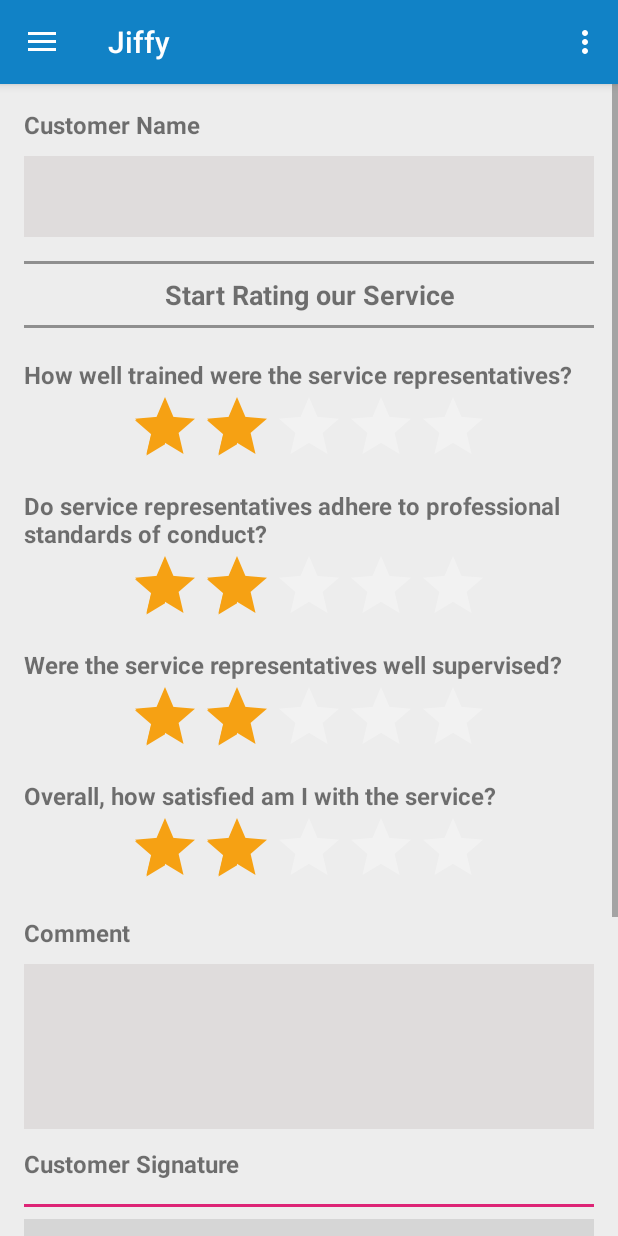
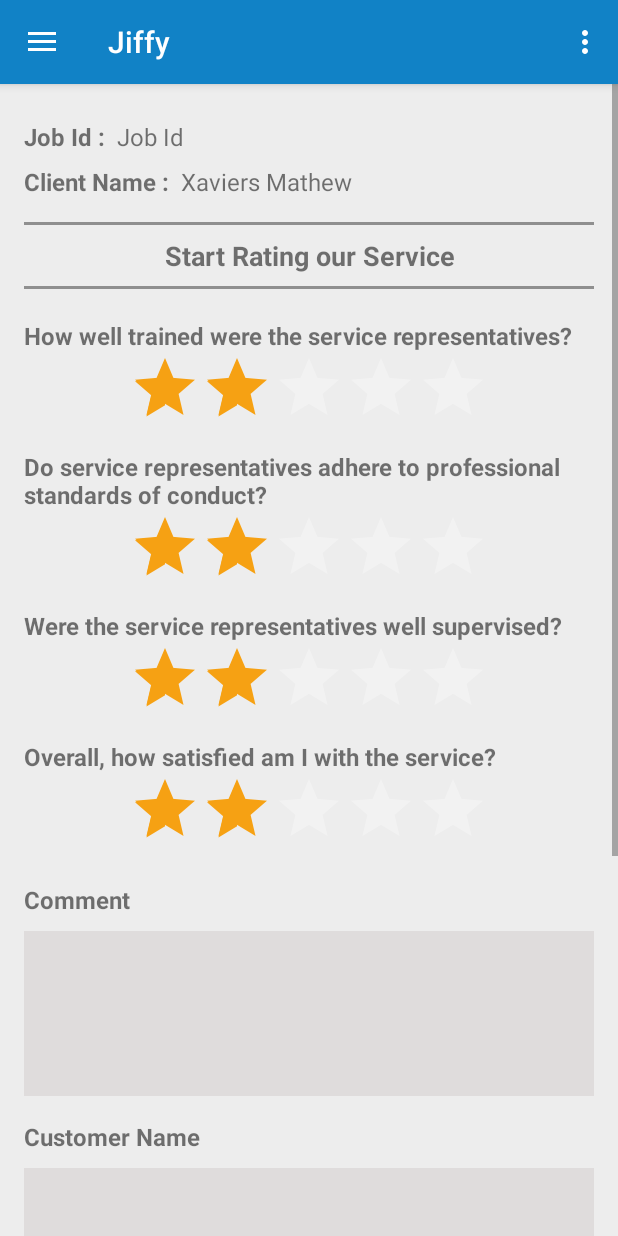
Before and after one commit to SumanBandopadhyay/IntelligentSurveyManagement, an Android app: the fragment CustomerSignOffFragment placed in its activity, on a phone screen of 412 x 824 dp. Run offline under Robolectric (Android 15) with nearby library versions, the phone set to English and light mode, and no system bars; our stand-ins replace Room's generated code, RxJava; libraries missing offline, so code that uses them is left out: android.arch.persistence, com.github.gcacace.signaturepad; plain views replace SignaturePad; 12 statements that could not run were skipped; grey boxes are pictures that could not be loaded.

Commit message:
Author: Poulami Bhose Time: 25-8-2018 04:40AM Description: Changes Implemented

```diff
--- a/app/src/main/java/intelligentsurveymanagement/fragments/CustomerSignOffFragment.java
+++ b/app/src/main/java/intelligentsurveymanagement/fragments/CustomerSignOffFragment.java
@@ -19,6 +19,7 @@ import android.widget.Button;
 import android.widget.EditText;
 import android.widget.FrameLayout;
 import android.widget.RatingBar;
+import android.widget.TextView;
 import android.widget.Toast;
 
 import com.example.suman.intelligentsurveymanagement.R;
@@ -50,6 +51,8 @@ public class CustomerSignOffFragment extends Fragment {
 
     //private OnFragmentInteractionListener mListener;
 
+    private TextView txtFormId;
+    private TextView txtClientName;
     private EditText edtCustomerName;
     private SignaturePad signaturePad;
     private RatingBar rbWellTrainedEngg;
@@ -187,7 +190,7 @@ public class CustomerSignOffFragment extends Fragment {
 
                 builder.show();
 
-                emailSend();
+                //emailSend();
 
                 //Toast.makeText(getActivity(),"Data submitted successfully !",Toast.LENGTH_LONG).show();
             }
@@ -219,6 +222,8 @@ public class CustomerSignOffFragment extends Fragment {
     }
 
     private void loadDBData() {
+        txtFormId.setText(Integer.toString(DigitalFormActivity.SELECTEDFORM.getFormid()));
+        txtClientName.setText(DigitalFormActivity.SELECTEDFORM.getClientName());
         edtCustomerName.setText(DigitalFormActivity.SELECTEDFORM.getCustomerName());
         if (DigitalFormActivity.SELECTEDFORM.getCustomerSignature() != null) {
             signaturePad.setSignatureBitmap(BitmapFactory.decodeByteArray(DigitalFormActivity.SELECTEDFORM.getCustomerSignature(), 0, DigitalFormActivity.SELECTEDFORM.getCustomerSignature().length));
@@ -231,6 +236,8 @@ public class CustomerSignOffFragment extends Fragment {
     }
 
     private void initializeViews(View view) {
+        txtFormId = (TextView) view.findViewById(R.id.job_id);
+        txtClientName = (TextView) view.findViewById(R.id.txt_client_name);
         edtCustomerName = (EditText) view.findViewById(R.id.edt_customer_name);
         signaturePad = (SignaturePad) view.findViewById(R.id.signature_pad);
         rbWellTrainedEngg = (RatingBar) view.findViewById(R.id.rb_well_trained_engineer);
--- a/app/src/main/java/intelligentsurveymanagement/fragments/SentJobDetailsFragment.java
+++ b/app/src/main/java/intelligentsurveymanagement/fragments/SentJobDetailsFragment.java
@@ -33,7 +33,7 @@ public class SentJobDetailsFragment extends Fragment {
     private TextView txtSentJobId;
     private TextView txtSentClientName;
     private TextView txtSentJobTitle;
-    private TextView txtSentDate;
+    //private TextView txtSentDate;
     private TextView txtSentJobDescription;
     private TextView txtSentInspector;
     private TextView txtSentLocation;
@@ -74,7 +74,7 @@ public class SentJobDetailsFragment extends Fragment {
         txtSentJobId = (TextView) view.findViewById(R.id.sent_job_id);
         txtSentClientName = (TextView)view.findViewById(R.id.sent_client_name);
         txtSentJobTitle = (TextView)view.findViewById(R.id.sent_job_title);
-        txtSentDate = (TextView)view.findViewById(R.id.sent_date);
+        //txtSentDate = (TextView)view.findViewById(R.id.sent_date);
         txtSentJobDescription = (TextView)view.findViewById(R.id.sent_description);
         txtSentInspector = (TextView)view.findViewById(R.id.sent_inspector);
         txtSentLocation = (TextView)view.findViewById(R.id.sent_address);
@@ -99,7 +99,7 @@ public class SentJobDetailsFragment extends Fragment {
         txtSentJobId.setText(Integer.toString(DigitalFormActivity.SELECTEDFORM.getFormid()));
         txtSentClientName.setText(DigitalFormActivity.SELECTEDFORM.getClientName());
         txtSentJobTitle.setText(DigitalFormActivity.SELECTEDFORM.getProject());
-        txtSentDate.setText(DigitalFormActivity.SELECTEDFORM.getDateTime());
+        //txtSentDate.setText(DigitalFormActivity.SELECTEDFORM.getDateTime());
         txtSentJobDescription.setText(DigitalFormActivity.SELECTEDFORM.getJobDescription());
         txtSentInspector.setText(DigitalFormActivity.SELECTEDFORM.getInspector());
         txtSentLocation.setText(DigitalFormActivity.SELECTEDFORM.getJobLocation());
--- a/app/src/main/java/intelligentsurveymanagement/utils/DatabaseInitializer.java
+++ b/app/src/main/java/intelligentsurveymanagement/utils/DatabaseInitializer.java
@@ -113,7 +113,7 @@ public class DatabaseInitializer {
     private static void populateWithTestData(AppDatabase db) {
         Form form = new Form();
         form.setFormid(1001);
-        form.setClientName("Albert Einstein");
+        form.setClientName("Albert Brown");
         form.setProject("Maintenance on building");
         form.setFormStatus(DigitalFormActivity.INBOX);
         addForm(db, form);
@@ -125,20 +125,50 @@ public class DatabaseInitializer {
         addForm(db, form);
         form = new Form();
         form.setFormid(1003);
-        form.setClientName("Galileo Galilei");
+        form.setClientName("Genny Smith");
         form.setProject("Monthly maintenance in Electricity wiring");
         form.setFormStatus(DigitalFormActivity.INBOX);
         addForm(db, form);
         form = new Form();
         form.setFormid(1004);
-        form.setClientName("C.V. Raman");
+        form.setClientName("Celina Jones");
         form.setProject("Glass door instalment");
         form.setFormStatus(DigitalFormActivity.INBOX);
         addForm(db, form);
         form = new Form();
         form.setFormid(1005);
-        form.setClientName("Isaac Newton");
+        form.setClientName("Isaac Jones");
         form.setProject("Lab Setup");
+        form.setFormStatus(DigitalFormActivity.INBOX);
+        addForm(db, form);
+        form = new Form();
+        form.setFormid(1006);
+        form.setClientName("Alex Gomes");
+        form.setProject("Staircase Repairing");
+        form.setFormStatus(DigitalFormActivity.INBOX);
+        addForm(db, form);
+        form = new Form();
+        form.setFormid(1007);
+        form.setClientName("David Williams");
+        form.setProject("Drainage pipe Blockage");
+        form.setFormStatus(DigitalFormActivity.INBOX);
+        addForm(db, form);
+        form = new Form();
+        form.setFormid(1008);
+        form.setClientName("Eliza Gomes");
+        form.setProject("Earthing Maintenance");
+        form.setFormStatus(DigitalFormActivity.INBOX);
+        addForm(db, form);
+        form = new Form();
+        form.setFormid(1009);
+        form.setClientName("Terrence Warton");
+        form.setProject("Playground Maintenance");
+        form.setFormStatus(DigitalFormActivity.INBOX);
+        addForm(db, form);
+        form = new Form();
+        form.setFormid(1010);
+        form.setClientName("Philip Taylor");
+        form.setProject("Community Hall Renovation");
         form.setFormStatus(DigitalFormActivity.INBOX);
         addForm(db, form);
 
--- a/app/src/main/res/layout/fragment_customer_sign_off.xml
+++ b/app/src/main/res/layout/fragment_customer_sign_off.xml
@@ -18,27 +18,70 @@
             android:paddingLeft="16dp"
             android:paddingBottom="16dp">
 
-            <!-- TODO: Update blank fragment layout -->
-            <TextView
+            <LinearLayout
                 android:layout_width="match_parent"
                 android:layout_height="wrap_content"
-                android:text="Customer Name"
-                android:textSize="16dp"
-                android:textStyle="bold"/>
+                android:orientation="horizontal">
 
-            <EditText
-                android:id="@+id/edt_customer_name"
+                <TextView
+                    android:text="@string/job_id"
+                    android:layout_width="wrap_content"
+                    android:layout_height="wrap_content"
+                    android:textStyle="bold"
+                    android:textSize="16dp"/>
+
+                <TextView
+                    android:id="@+id/job_id"
+                    android:text="Job Id"
+                    android:layout_width="wrap_content"
+                    android:layout_height="wrap_content"
+                    android:textSize="16dp"
+                    android:paddingLeft="8dp"
+                    android:padding="8dp"/>
+
+            </LinearLayout>
+
+            <LinearLayout
                 android:layout_width="match_parent"
                 android:layout_height="wrap_content"
-                android:minLines="1"
-                android:textSize="16dp"
-                android:background="#dfdcdc"
-                android:paddingLeft="16dp"
-                android:paddingRight="16dp"
-                android:paddingTop="16dp"
-                android:paddingBottom="16dp"
-                android:layout_marginTop="10dp"
-                android:scrollbars="vertical"/>
+                android:orientation="horizontal">
+                <TextView
+                    android:text="@string/client_name"
+                    android:layout_width="wrap_content"
+                    android:layout_height="wrap_content"
+                    android:textStyle="bold"
+                    android:textSize="16dp"/>
+
+                <TextView
+                    android:id="@+id/txt_client_name"
+                    android:text="Xaviers Mathew"
+                    android:layout_width="wrap_content"
+                    android:layout_height="wrap_content"
+                    android:textSize="16dp"
+                    android:paddingLeft="8dp"/>
+            </LinearLayout>
+
+            <!-- TODO: Update blank fragment layout -->
+            <!--<TextView-->
+                <!--android:layout_width="match_parent"-->
+                <!--android:layout_height="wrap_content"-->
+                <!--android:text="Customer Name"-->
+                <!--android:textSize="16dp"-->
+                <!--android:textStyle="bold"/>-->
+
+            <!--<EditText-->
+                <!--android:id="@+id/edt_customer_name"-->
+                <!--android:layout_width="match_parent"-->
+                <!--android:layout_height="wrap_content"-->
+                <!--android:minLines="1"-->
+                <!--android:textSize="16dp"-->
+                <!--android:background="#dfdcdc"-->
+                <!--android:paddingLeft="16dp"-->
+                <!--android:paddingRight="16dp"-->
+                <!--android:paddingTop="16dp"-->
+                <!--android:paddingBottom="16dp"-->
+                <!--android:layout_marginTop="10dp"-->
+                <!--android:scrollbars="vertical"/>-->
 
             <View
                 android:id="@+id/view_seperator0"
@@ -163,7 +206,7 @@
                 android:text="Comment"
                 android:textSize="16dp"
                 android:textStyle="bold"
-                android:layout_marginTop="12dp"/>
+                android:layout_marginTop="16dp"/>
 
             <EditText
                 android:id="@+id/edt_customer_comment"
@@ -183,10 +226,32 @@
             <TextView
                 android:layout_width="match_parent"
                 android:layout_height="wrap_content"
+                android:text="Customer Name"
+                android:textSize="16dp"
+                android:textStyle="bold"
+                android:layout_marginTop="16dp"/>
+
+            <EditText
+                android:id="@+id/edt_customer_name"
+                android:layout_width="match_parent"
+                android:layout_height="wrap_content"
+                android:minLines="1"
+                android:textSize="16dp"
+                android:background="#dfdcdc"
+                android:paddingLeft="16dp"
+                android:paddingRight="16dp"
+                android:paddingTop="16dp"
+                android:paddingBottom="16dp"
+                android:layout_marginTop="10dp"
+                android:scrollbars="vertical"/>
+
+            <TextView
+                android:layout_width="match_parent"
+                android:layout_height="wrap_content"
                 android:text="Customer Signature"
                 android:textSize="16dp"
                 android:textStyle="bold"
-                android:layout_marginTop="12dp"/>
+                android:layout_marginTop="16dp"/>
 
             <View
                 android:id="@+id/view_seperator2"
--- a/app/src/main/res/layout/fragment_inboxform.xml
+++ b/app/src/main/res/layout/fragment_inboxform.xml
@@ -3,7 +3,7 @@
     android:layout_gravity="center"
     android:layout_width="match_parent"
     android:layout_height="wrap_content"
-    android:layout_marginTop="14dp"
+    android:layout_marginTop="10dp"
     card_view:cardCornerRadius="4dp"
     android:foreground="?android:attr/selectableItemBackground"
     xmlns:card_view="http://schemas.android.com/apk/res-auto">
--- a/app/src/main/res/layout/fragment_inboxform_list.xml
+++ b/app/src/main/res/layout/fragment_inboxform_list.xml
@@ -8,6 +8,7 @@
     android:layout_height="match_parent"
     android:layout_marginLeft="16dp"
     android:layout_marginRight="16dp"
+    android:layout_marginBottom="16dp"
     app:layoutManager="LinearLayoutManager"
     tools:context="intelligentsurveymanagement.fragments.InboxJobsFragment"
     tools:listitem="@layout/fragment_inboxform" />
```
Also changed, not shown: app/src/main/java/intelligentsurveymanagement/fragments/SiteInformationFragment.java (+29 -29 lines), app/src/main/res/layout/fragment_sent_job_details.xml (+19 -19 lines), app/src/main/res/layout/fragment_site_information.xml (+25 -25 lines).
